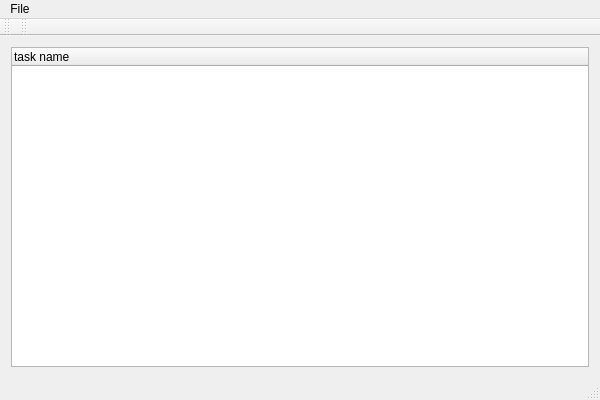
First picture: the form in mainwindow.ui, repository tstaerk/qtimetracker, before the edit.
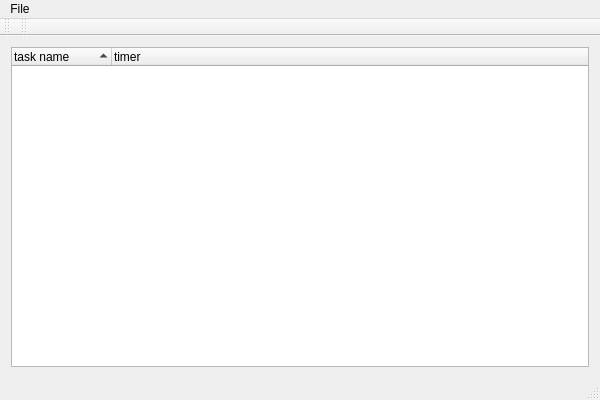
Second picture: the form after the edit.

Commit message: Allow to delete a task.

```diff
--- a/mainwindow.ui
+++ b/mainwindow.ui
@@ -17,11 +17,22 @@
    <layout class="QGridLayout" name="gridLayout">
     <item row="0" column="0">
      <widget class="QTreeWidget" name="treeWidget">
+      <property name="sortingEnabled">
+       <bool>true</bool>
+      </property>
+      <property name="columnCount">
+       <number>2</number>
+      </property>
       <column>
        <property name="text">
         <string>task name</string>
        </property>
       </column>
+      <column>
+       <property name="text">
+        <string>timer</string>
+       </property>
+      </column>
      </widget>
     </item>
    </layout>
```
The commit also changes 2 other files.
